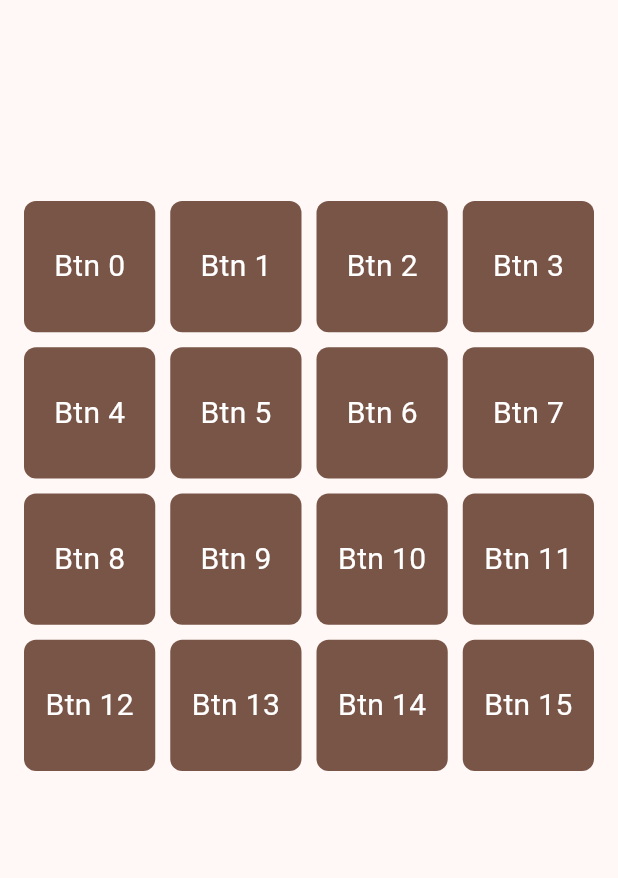
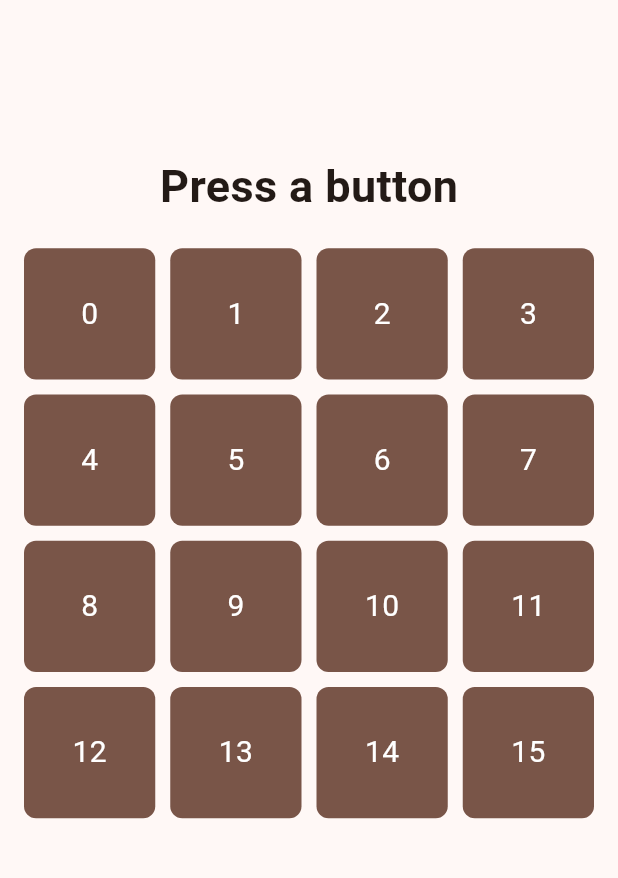
Before and after one commit to Ruhisawant/Calculator_app, a Flutter app: the screen it shows after launch, on a phone screen of 412 x 824 dp, the part 84-962 px from its top. Run offline on Flutter 3.47's test engine with Material 3 defaults, Android fonts, the phone set to English and light mode, and no system bars.

Commit message:
Added display

```diff
--- a/lib/main.dart
+++ b/lib/main.dart
@@ -1,4 +1,5 @@
 import 'package:flutter/material.dart';
+import 'dart:math';
 
 void main() {
   runApp(const MyApp());
@@ -29,6 +30,7 @@ class MyHomePage extends StatefulWidget {
 }
 
 class _MyHomePageState extends State<MyHomePage> {
+  List<String> buttonNames = [];
 
   @override
   Widget build(BuildContext context) {
@@ -40,7 +42,20 @@ class _MyHomePageState extends State<MyHomePage> {
       body: Center(
         child: Padding(
           padding: const EdgeInsets.all(16.0),
-          child: SizedBox(
+          child: Column(
+            mainAxisAlignment: MainAxisAlignment.center,
+            children: [
+              // Display the list of button names, one on each line
+              Text(
+                buttonNames.isEmpty
+                    ? 'Press a button'
+                    : buttonNames.join(''),
+                style: const TextStyle(fontSize: 30, fontWeight: FontWeight.bold),
+              ),
+              const SizedBox(height: 20),
+
+              // Grid of buttons
+              SizedBox(
                 width: 500,
                 height: 500,
                 child: GridView.builder(
@@ -54,7 +69,9 @@ class _MyHomePageState extends State<MyHomePage> {
                   itemBuilder: (context, index) {
                     return InkWell(
                       onTap: () {
-                    Text('Bt $index pressed');
+                        setState(() {
+                          buttonNames.add('$index');
+                        });
                       },
                       child: Container(
                         decoration: BoxDecoration(
@@ -65,7 +82,7 @@ class _MyHomePageState extends State<MyHomePage> {
                         height: 80,
                         width: 80,
                         child: Text(
-                      'Btn $index',
+                          '$index',
                           style: const TextStyle(
                             color: Colors.white,
                             fontSize: 20,
@@ -76,6 +93,8 @@ class _MyHomePageState extends State<MyHomePage> {
                   },
                 ),
               ),
+            ],
+          ),
         ),
       ),
     );
```
Lines whose indentation alone changed are shown as unchanged.
